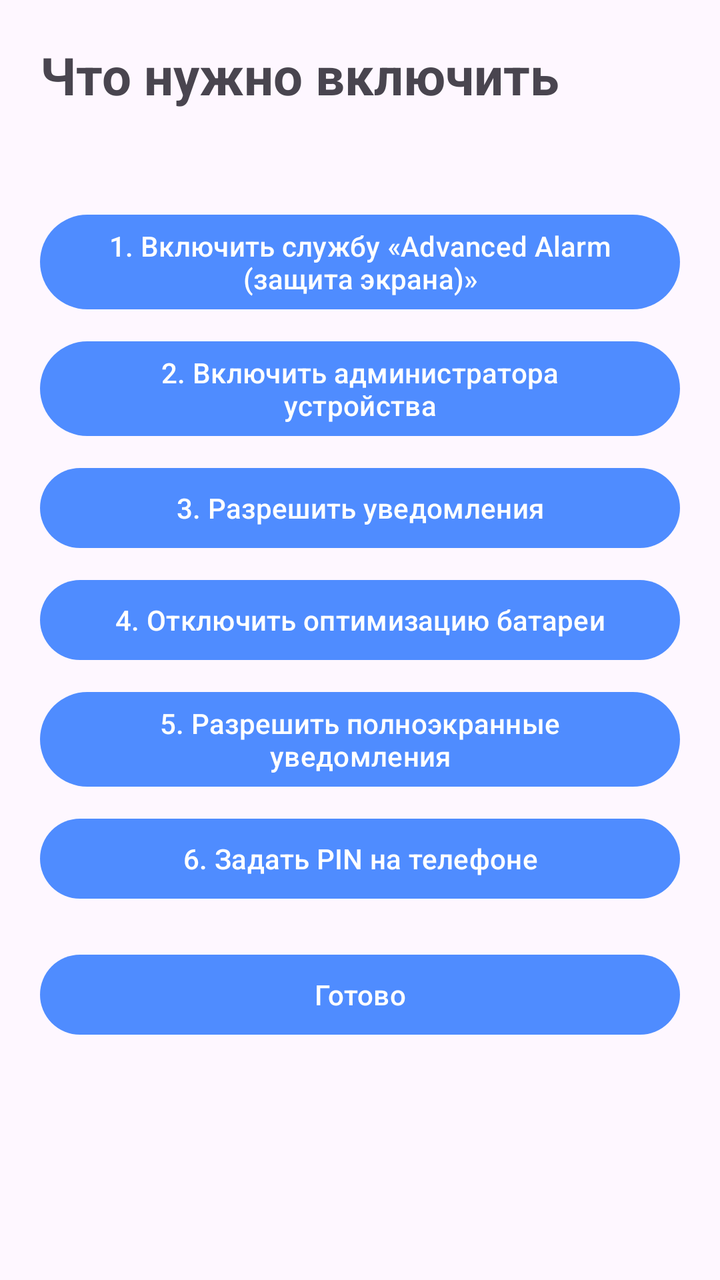
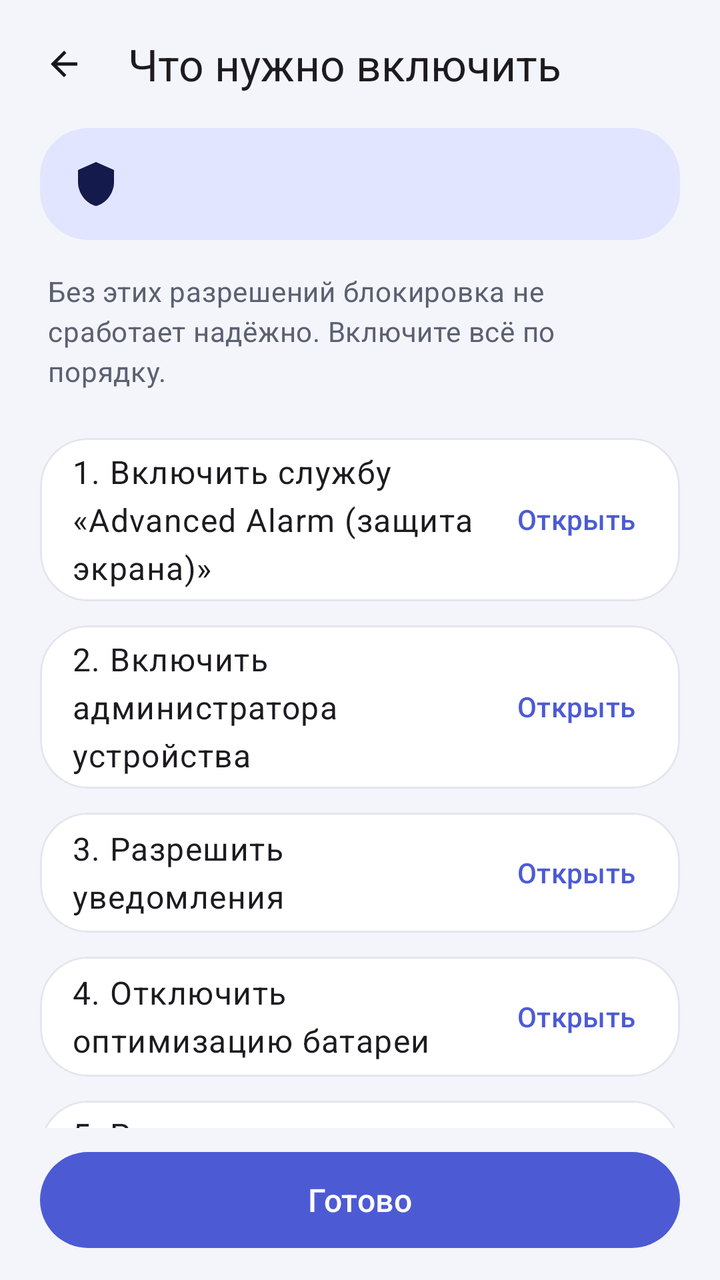

An Android layout rendered at two revisions. The XML below is the earlier revision; the diff shows what the commit changed to produce the second picture.
<!-- AndroidManifest.xml: application theme Theme.AdvancedAlarm -->
<!-- res/layout/activity_onboarding.xml -->
<?xml version="1.0" encoding="utf-8"?>
<ScrollView xmlns:android="http://schemas.android.com/apk/res/android"
    android:layout_width="match_parent"
    android:layout_height="match_parent"
    android:fillViewport="true">

    <LinearLayout
        android:layout_width="match_parent"
        android:layout_height="wrap_content"
        android:orientation="vertical"
        android:padding="20dp">

        <TextView
            android:layout_width="wrap_content"
            android:layout_height="wrap_content"
            android:text="@string/onboarding_title"
            android:textSize="26sp"
            android:textStyle="bold" />

        <TextView
            android:id="@+id/statusText"
            android:layout_width="match_parent"
            android:layout_height="wrap_content"
            android:layout_marginTop="12dp"
            android:textSize="15sp" />

        <Button
            android:id="@+id/accessibilityButton"
            android:layout_width="match_parent"
            android:layout_height="wrap_content"
            android:layout_marginTop="16dp"
            android:text="@string/onboarding_accessibility" />

        <Button
            android:id="@+id/deviceAdminButton"
            android:layout_width="match_parent"
            android:layout_height="wrap_content"
            android:layout_marginTop="8dp"
            android:text="@string/onboarding_device_admin" />

        <Button
            android:id="@+id/notificationButton"
            android:layout_width="match_parent"
            android:layout_height="wrap_content"
            android:layout_marginTop="8dp"
            android:text="@string/onboarding_notifications" />

        <Button
            android:id="@+id/batteryButton"
            android:layout_width="match_parent"
            android:layout_height="wrap_content"
            android:layout_marginTop="8dp"
            android:text="@string/onboarding_battery" />

        <Button
            android:id="@+id/fullScreenButton"
            android:layout_width="match_parent"
            android:layout_height="wrap_content"
            android:layout_marginTop="8dp"
            android:text="@string/onboarding_full_screen" />

        <Button
            android:id="@+id/securityButton"
            android:layout_width="match_parent"
            android:layout_height="wrap_content"
            android:layout_marginTop="8dp"
            android:text="@string/onboarding_security" />

        <Button
            android:id="@+id/finishButton"
            android:layout_width="match_parent"
            android:layout_height="wrap_content"
            android:layout_marginTop="20dp"
            android:text="@string/onboarding_finish" />
    </LinearLayout>
</ScrollView>
<!-- resources referenced by this layout -->
<resources>
  <style name="Theme.AdvancedAlarm" parent="Theme.Material3.DayNight.NoActionBar">
          <item name="colorPrimary">@color/lock_accent</item>
      </style>
  <color name="lock_accent">#FF4F8CFF</color>
  <!-- unchanged entries left out for length: 8 -->
</resources>

<!-- the commit's change to res/layout/activity_onboarding.xml (unified diff, before → after) -->
@@ -1,76 +1,305 @@
 <?xml version="1.0" encoding="utf-8"?>
-<ScrollView xmlns:android="http://schemas.android.com/apk/res/android"
+<LinearLayout xmlns:android="http://schemas.android.com/apk/res/android"
+    xmlns:app="http://schemas.android.com/apk/res-auto"
+    android:id="@+id/root"
     android:layout_width="match_parent"
     android:layout_height="match_parent"
-    android:fillViewport="true">
+    android:background="?android:attr/colorBackground"
+    android:orientation="vertical">
 
     <LinearLayout
         android:layout_width="match_parent"
         android:layout_height="wrap_content"
-        android:orientation="vertical"
-        android:padding="20dp">
+        android:gravity="center_vertical"
+        android:orientation="horizontal"
+        android:paddingStart="8dp"
+        android:paddingTop="8dp"
+        android:paddingEnd="8dp">
+
+        <com.google.android.material.button.MaterialButton
+            android:id="@+id/backButton"
+            style="@style/Widget.Material3.Button.IconButton"
+            android:layout_width="48dp"
+            android:layout_height="48dp"
+            android:contentDescription="@string/action_back"
+            app:icon="@drawable/ic_arrow_back"
+            app:iconTint="?attr/colorOnSurface" />
 
         <TextView
-            android:layout_width="wrap_content"
+            android:layout_width="0dp"
             android:layout_height="wrap_content"
+            android:layout_marginStart="8dp"
+            android:layout_weight="1"
             android:text="@string/onboarding_title"
-            android:textSize="26sp"
-            android:textStyle="bold" />
-
-        <TextView
-            android:id="@+id/statusText"
+            android:textAppearance="?attr/textAppearanceTitleLarge" />
+    </LinearLayout>
+
+    <androidx.core.widget.NestedScrollView
+        android:layout_width="match_parent"
+        android:layout_height="0dp"
+        android:layout_weight="1"
+        android:clipToPadding="false"
+        android:scrollbars="none">
+
+        <LinearLayout
             android:layout_width="match_parent"
             android:layout_height="wrap_content"
-            android:layout_marginTop="12dp"
-            android:textSize="15sp" />
-
-        <Button
-            android:id="@+id/accessibilityButton"
+            android:orientation="vertical"
+            android:paddingStart="@dimen/screen_padding"
+            android:paddingTop="@dimen/screen_padding_top"
+            android:paddingEnd="@dimen/screen_padding"
+            android:paddingBottom="@dimen/section_gap">
+
+            <com.google.android.material.card.MaterialCardView
+                style="@style/Widget.AdvancedAlarm.Card"
+                android:layout_width="match_parent"
+                android:layout_height="wrap_content"
+                app:cardBackgroundColor="?attr/colorPrimaryContainer"
+                app:strokeWidth="0dp">
+
+                <LinearLayout
+                    android:layout_width="match_parent"
+                    android:layout_height="wrap_content"
+                    android:orientation="horizontal"
+                    android:padding="16dp">
+
+                    <ImageView
+                        android:layout_width="24dp"
+                        android:layout_height="24dp"
+                        android:contentDescription="@null"
+                        android:src="@drawable/ic_shield_check"
+                        app:tint="?attr/colorOnPrimaryContainer" />
+
+                    <TextView
+                        android:id="@+id/statusText"
+                        android:layout_width="0dp"
+                        android:layout_height="wrap_content"
+                        android:layout_marginStart="12dp"
+                        android:layout_weight="1"
+                        android:lineSpacingExtra="4dp"
+                        android:textAppearance="?attr/textAppearanceBodyMedium"
+                        android:textColor="?attr/colorOnPrimaryContainer" />
+                </LinearLayout>
+            </com.google.android.material.card.MaterialCardView>
+
+            <TextView
+                android:layout_width="match_parent"
+                android:layout_height="wrap_content"
+                android:layout_marginTop="16dp"
+                android:layout_marginStart="4dp"
+                android:layout_marginEnd="4dp"
+                android:text="@string/onboarding_intro"
+                android:textAppearance="?attr/textAppearanceBodyMedium"
+                android:textColor="?attr/colorOnSurfaceVariant" />
+
+            <com.google.android.material.card.MaterialCardView
+                style="@style/Widget.AdvancedAlarm.Card"
+                android:layout_width="match_parent"
+                android:layout_height="wrap_content"
+                android:layout_marginTop="@dimen/section_gap">
+
+                <LinearLayout
+                    android:layout_width="match_parent"
+                    android:layout_height="wrap_content"
+                    android:gravity="center_vertical"
+                    android:orientation="horizontal"
+                    android:paddingStart="16dp"
+                    android:paddingTop="6dp"
+                    android:paddingEnd="8dp"
+                    android:paddingBottom="6dp">
+
+                    <TextView
+                        android:layout_width="0dp"
+                        android:layout_height="wrap_content"
+                        android:layout_weight="1"
+                        android:text="@string/onboarding_accessibility"
+                        android:textAppearance="?attr/textAppearanceBodyLarge" />
+
+                    <com.google.android.material.button.MaterialButton
+                        android:id="@+id/accessibilityButton"
+                        style="@style/Widget.Material3.Button.TextButton"
+                        android:layout_width="wrap_content"
+                        android:layout_height="wrap_content"
+                        android:text="@string/action_open" />
+                </LinearLayout>
+            </com.google.android.material.card.MaterialCardView>
+
+            <com.google.android.material.card.MaterialCardView
+                style="@style/Widget.AdvancedAlarm.Card"
+                android:layout_width="match_parent"
+                android:layout_height="wrap_content"
+                android:layout_marginTop="@dimen/list_gap">
+
+                <LinearLayout
+                    android:layout_width="match_parent"
+                    android:layout_height="wrap_content"
+                    android:gravity="center_vertical"
+                    android:orientation="horizontal"
+                    android:paddingStart="16dp"
+                    android:paddingTop="6dp"
+                    android:paddingEnd="8dp"
+                    android:paddingBottom="6dp">
+
+                    <TextView
+                        android:layout_width="0dp"
+                        android:layout_height="wrap_content"
+                        android:layout_weight="1"
+                        android:text="@string/onboarding_device_admin"
+                        android:textAppearance="?attr/textAppearanceBodyLarge" />
+
+                    <com.google.android.material.button.MaterialButton
+                        android:id="@+id/deviceAdminButton"
+                        style="@style/Widget.Material3.Button.TextButton"
+                        android:layout_width="wrap_content"
+                        android:layout_height="wrap_content"
+                        android:text="@string/action_open" />
+                </LinearLayout>
+            </com.google.android.material.card.MaterialCardView>
+
+            <com.google.android.material.card.MaterialCardView
+                style="@style/Widget.AdvancedAlarm.Card"
+                android:layout_width="match_parent"
+                android:layout_height="wrap_content"
+                android:layout_marginTop="@dimen/list_gap">
+
+                <LinearLayout
+                    android:layout_width="match_parent"
+                    android:layout_height="wrap_content"
+                    android:gravity="center_vertical"
+                    android:orientation="horizontal"
+                    android:paddingStart="16dp"
+                    android:paddingTop="6dp"
+                    android:paddingEnd="8dp"
+                    android:paddingBottom="6dp">
+
+                    <TextView
+                        android:layout_width="0dp"
+                        android:layout_height="wrap_content"
+                        android:layout_weight="1"
+                        android:text="@string/onboarding_notifications"
+                        android:textAppearance="?attr/textAppearanceBodyLarge" />
+
+                    <com.google.android.material.button.MaterialButton
+                        android:id="@+id/notificationButton"
+                        style="@style/Widget.Material3.Button.TextButton"
+                        android:layout_width="wrap_content"
+                        android:layout_height="wrap_content"
+                        android:text="@string/action_open" />
+                </LinearLayout>
+            </com.google.android.material.card.MaterialCardView>
+
+            <com.google.android.material.card.MaterialCardView
+                style="@style/Widget.AdvancedAlarm.Card"
+                android:layout_width="match_parent"
+                android:layout_height="wrap_content"
+                android:layout_marginTop="@dimen/list_gap">
+
+                <LinearLayout
+                    android:layout_width="match_parent"
+                    android:layout_height="wrap_content"
+                    android:gravity="center_vertical"
+                    android:orientation="horizontal"
+                    android:paddingStart="16dp"
+                    android:paddingTop="6dp"
+                    android:paddingEnd="8dp"
+                    android:paddingBottom="6dp">
+
+                    <TextView
+                        android:layout_width="0dp"
+                        android:layout_height="wrap_content"
+                        android:layout_weight="1"
+                        android:text="@string/onboarding_battery"
+                        android:textAppearance="?attr/textAppearanceBodyLarge" />
+
+                    <com.google.android.material.button.MaterialButton
+                        android:id="@+id/batteryButton"
+                        style="@style/Widget.Material3.Button.TextButton"
+                        android:layout_width="wrap_content"
+                        android:layout_height="wrap_content"
+                        android:text="@string/action_open" />
+                </LinearLayout>
+            </com.google.android.material.card.MaterialCardView>
+
+            <com.google.android.material.card.MaterialCardView
+                style="@style/Widget.AdvancedAlarm.Card"
+                android:layout_width="match_parent"
+                android:layout_height="wrap_content"
+                android:layout_marginTop="@dimen/list_gap">
+
+                <LinearLayout
+                    android:layout_width="match_parent"
+                    android:layout_height="wrap_content"
+                    android:gravity="center_vertical"
+                    android:orientation="horizontal"
+                    android:paddingStart="16dp"
+                    android:paddingTop="6dp"
+                    android:paddingEnd="8dp"
+                    android:paddingBottom="6dp">
+
+                    <TextView
+                        android:layout_width="0dp"
+                        android:layout_height="wrap_content"
+                        android:layout_weight="1"
+                        android:text="@string/onboarding_full_screen"
+                        android:textAppearance="?attr/textAppearanceBodyLarge" />
+
+                    <com.google.android.material.button.MaterialButton
+                        android:id="@+id/fullScreenButton"
+                        style="@style/Widget.Material3.Button.TextButton"
+                        android:layout_width="wrap_content"
+                        android:layout_height="wrap_content"
+                        android:text="@string/action_open" />
+                </LinearLayout>
+            </com.google.android.material.card.MaterialCardView>
+
+            <com.google.android.material.card.MaterialCardView
+                style="@style/Widget.AdvancedAlarm.Card"
+                android:layout_width="match_parent"
+                android:layout_height="wrap_content"
+                android:layout_marginTop="@dimen/list_gap">
+
+                <LinearLayout
+                    android:layout_width="match_parent"
+                    android:layout_height="wrap_content"
+                    android:gravity="center_vertical"
+                    android:orientation="horizontal"
+                    android:paddingStart="16dp"
+                    android:paddingTop="6dp"
+                    android:paddingEnd="8dp"
+                    android:paddingBottom="6dp">
+
+                    <TextView
+                        android:layout_width="0dp"
+                        android:layout_height="wrap_content"
+                        android:layout_weight="1"
+                        android:text="@string/onboarding_security"
+                        android:textAppearance="?attr/textAppearanceBodyLarge" />
+
+                    <com.google.android.material.button.MaterialButton
+                        android:id="@+id/securityButton"
+                        style="@style/Widget.Material3.Button.TextButton"
+                        android:layout_width="wrap_content"
+                        android:layout_height="wrap_content"
+                        android:text="@string/action_open" />
+                </LinearLayout>
+            </com.google.android.material.card.MaterialCardView>
+        </LinearLayout>
+    </androidx.core.widget.NestedScrollView>
+
+    <LinearLayout
+        android:layout_width="match_parent"
+        android:layout_height="wrap_content"
+        android:paddingStart="@dimen/screen_padding"
+        android:paddingTop="8dp"
+        android:paddingEnd="@dimen/screen_padding"
+        android:paddingBottom="12dp">
+
+        <com.google.android.material.button.MaterialButton
+            android:id="@+id/finishButton"
+            style="@style/Widget.Material3.Button"
             android:layout_width="match_parent"
-            android:layout_height="wrap_content"
-            android:layout_marginTop="16dp"
-            android:text="@string/onboarding_accessibility" />
-
-        <Button
-            android:id="@+id/deviceAdminButton"
-            android:layout_width="match_parent"
-            android:layout_height="wrap_content"
-            android:layout_marginTop="8dp"
-            android:text="@string/onboarding_device_admin" />
-
-        <Button
-            android:id="@+id/notificationButton"
-            android:layout_width="match_parent"
-            android:layout_height="wrap_content"
-            android:layout_marginTop="8dp"
-            android:text="@string/onboarding_notifications" />
-
-        <Button
-            android:id="@+id/batteryButton"
-            android:layout_width="match_parent"
-            android:layout_height="wrap_content"
-            android:layout_marginTop="8dp"
-            android:text="@string/onboarding_battery" />
-
-        <Button
-            android:id="@+id/fullScreenButton"
-            android:layout_width="match_parent"
-            android:layout_height="wrap_content"
-            android:layout_marginTop="8dp"
-            android:text="@string/onboarding_full_screen" />
-
-        <Button
-            android:id="@+id/securityButton"
-            android:layout_width="match_parent"
-            android:layout_height="wrap_content"
-            android:layout_marginTop="8dp"
-            android:text="@string/onboarding_security" />
-
-        <Button
-            android:id="@+id/finishButton"
-            android:layout_width="match_parent"
-            android:layout_height="wrap_content"
-            android:layout_marginTop="20dp"
-            android:text="@string/onboarding_finish" />
+            android:layout_height="56dp"
+            android:text="@string/onboarding_finish"
+            android:textAppearance="?attr/textAppearanceTitleMedium" />
     </LinearLayout>
-</ScrollView>
+</LinearLayout>
<!-- resource entries referenced after the edit -->
@@ -1,9 +1,87 @@
 <!-- resources referenced by this layout -->
 <resources>
+  <dimen name="list_gap">12dp</dimen>
+  <dimen name="screen_padding">20dp</dimen>
+  <dimen name="screen_padding_top">8dp</dimen>
+  <dimen name="section_gap">24dp</dimen>
+  <!-- drawable ic_arrow_back (drawable) -->
+  <?xml version="1.0" encoding="utf-8"?>
+  <vector xmlns:android="http://schemas.android.com/apk/res/android"
+      android:width="24dp"
+      android:height="24dp"
+      android:viewportWidth="24"
+      android:viewportHeight="24">
+      <path
+          android:fillColor="@android:color/white"
+          android:pathData="M20,11H7.83l5.59,-5.59L12,4l-8,8 8,8 1.41,-1.41L7.83,13H20v-2z" />
+  </vector>
+  <!-- drawable ic_shield_check (drawable) -->
+  <?xml version="1.0" encoding="utf-8"?>
+  <vector xmlns:android="http://schemas.android.com/apk/res/android"
+      android:width="24dp"
+      android:height="24dp"
+      android:viewportWidth="24"
+      android:viewportHeight="24">
+      <path
+          android:fillColor="@android:color/white"
+          android:pathData="M12,1L3,5v6c0,5.55 3.84,10.74 9,12 5.16,-1.26 9,-6.45 9,-12V5l-9,-4z" />
+      <path
+          android:fillColor="@android:color/white"
+          android:pathData="M10.6,16.2l-3.8,-3.8 1.4,-1.4 2.4,2.4 5.2,-5.2 1.4,1.4z" />
+  </vector>
+  <string name="action_back">Назад</string>
+  <string name="action_open">Открыть</string>
+  <string name="onboarding_intro">Без этих разрешений блокировка не сработает надёжно. Включите всё по порядку.</string>
+  <style name="Widget.AdvancedAlarm.Card" parent="Widget.Material3.CardView.Outlined">
+          <item name="cardCornerRadius">@dimen/card_radius</item>
+          <item name="cardElevation">0dp</item>
+          <item name="strokeColor">?attr/colorOutlineVariant</item>
+          <item name="strokeWidth">1dp</item>
+          <item name="cardBackgroundColor">?attr/colorSurfaceContainerLow</item>
+      </style>
   <style name="Theme.AdvancedAlarm" parent="Theme.Material3.DayNight.NoActionBar">
-          <item name="colorPrimary">@color/lock_accent</item>
+          <item name="colorPrimary">@color/accent</item>
+          <item name="colorOnPrimary">@color/on_accent</item>
+          <item name="colorPrimaryContainer">@color/accent_container</item>
+          <item name="colorOnPrimaryContainer">@color/on_accent_container</item>
+          <item name="colorSecondary">@color/accent</item>
+          <item name="colorOnSecondary">@color/on_accent</item>
+          <item name="colorSecondaryContainer">@color/accent_container</item>
+          <item name="colorOnSecondaryContainer">@color/on_accent_container</item>
+  
+          <item name="colorSurface">@color/surface</item>
+          <item name="colorOnSurface">@color/on_surface</item>
+          <item name="colorSurfaceVariant">@color/surface_container_high</item>
+          <item name="colorOnSurfaceVariant">@color/on_surface_variant</item>
+          <item name="colorSurfaceContainerLow">@color/surface_container_low</item>
+          <item name="colorSurfaceContainer">@color/surface_container</item>
+          <item name="colorSurfaceContainerHigh">@color/surface_container_high</item>
+          <item name="colorOutline">@color/outline</item>
+          <item name="colorOutlineVariant">@color/outline_variant</item>
+          <item name="colorError">@color/danger</item>
+          <item name="colorOnError">@color/on_danger</item>
+  
+          <item name="android:colorBackground">@color/background</item>
+          <item name="android:windowBackground">@color/background</item>
+          <item name="android:statusBarColor">@android:color/transparent</item>
+          <item name="android:navigationBarColor">@android:color/transparent</item>
       </style>
-  <color name="lock_accent">#FF4F8CFF</color>
+  <dimen name="card_radius">24dp</dimen>
+  <color name="accent">#4C5BD4</color>
+  <color name="on_accent">#FFFFFFFF</color>
+  <color name="accent_container">#E2E5FF</color>
+  <color name="on_accent_container">#141A4B</color>
+  <color name="surface">#F4F5FA</color>
+  <color name="on_surface">#15171F</color>
+  <color name="surface_container_high">#EDEFF7</color>
+  <color name="on_surface_variant">#5B6072</color>
+  <color name="surface_container_low">#FFFFFFFF</color>
+  <color name="surface_container">#FBFBFE</color>
+  <color name="outline">#C7CAD8</color>
+  <color name="outline_variant">#E3E5EF</color>
+  <color name="danger">#C4364A</color>
+  <color name="on_danger">#FFFFFFFF</color>
+  <color name="background">#F4F5FA</color>
   <!-- unchanged entries left out for length: 8 -->
 </resources>
 
